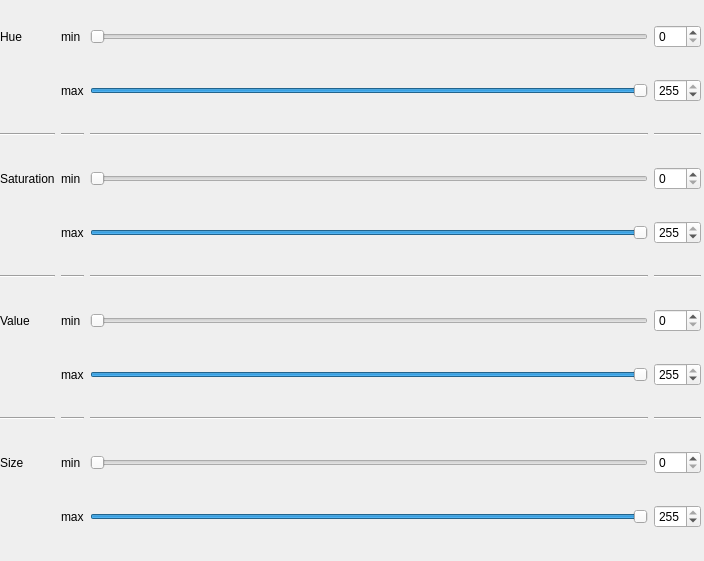
Before: the Qt Designer form gui/ui/object_params.ui in PML30robot/aips, drawn with Qt 5.
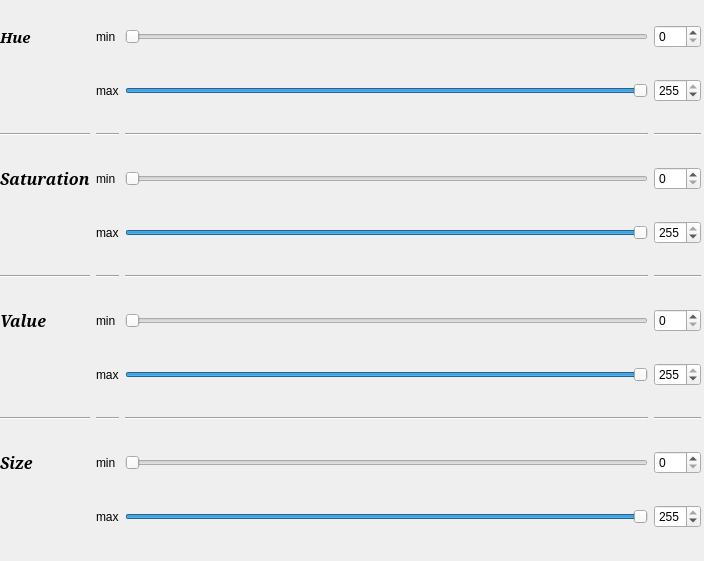
After: the same form once the commit is applied.

Commit message: add object parametrs

What changed in the file:
```diff
--- a/gui/ui/object_params.ui
+++ b/gui/ui/object_params.ui
@@ -23,8 +23,11 @@
     </rect>
    </property>
    <layout class="QGridLayout" name="gridLayout">
-    <item row="1" column="2">
+    <item row="1" column="3">
      <widget class="QSlider" name="max_hue">
+      <property name="cursor">
+       <cursorShape>SizeHorCursor</cursorShape>
+      </property>
       <property name="maximum">
        <number>255</number>
       </property>
@@ -38,13 +41,25 @@
     </item>
     <item row="3" column="0">
      <widget class="QLabel" name="label_10">
+      <property name="font">
+       <font>
+        <family>Serif</family>
+        <pointsize>12</pointsize>
+        <weight>75</weight>
+        <italic>true</italic>
+        <bold>true</bold>
+       </font>
+      </property>
       <property name="text">
        <string>Saturation</string>
       </property>
      </widget>
     </item>
-    <item row="3" column="2">
+    <item row="3" column="3">
      <widget class="QSlider" name="min_saturation">
+      <property name="cursor">
+       <cursorShape>SizeHorCursor</cursorShape>
+      </property>
       <property name="maximum">
        <number>255</number>
       </property>
@@ -53,8 +68,11 @@
       </property>
      </widget>
     </item>
-    <item row="4" column="2">
+    <item row="4" column="3">
      <widget class="QSlider" name="max_saturation">
+      <property name="cursor">
+       <cursorShape>SizeHorCursor</cursorShape>
+      </property>
       <property name="maximum">
        <number>255</number>
       </property>
@@ -66,8 +84,11 @@
       </property>
      </widget>
     </item>
-    <item row="7" column="2">
+    <item row="7" column="3">
      <widget class="QSlider" name="max_value">
+      <property name="cursor">
+       <cursorShape>SizeHorCursor</cursorShape>
+      </property>
       <property name="maximum">
        <number>255</number>
       </property>
@@ -93,8 +114,11 @@
       </property>
      </widget>
     </item>
-    <item row="6" column="2">
+    <item row="6" column="3">
      <widget class="QSlider" name="min_value">
+      <property name="cursor">
+       <cursorShape>SizeHorCursor</cursorShape>
+      </property>
       <property name="maximum">
        <number>255</number>
       </property>
@@ -113,8 +137,11 @@
       </property>
      </widget>
     </item>
-    <item row="10" column="2">
+    <item row="10" column="3">
      <widget class="QSlider" name="max_size">
+      <property name="cursor">
+       <cursorShape>SizeHorCursor</cursorShape>
+      </property>
       <property name="maximum">
        <number>255</number>
       </property>
@@ -126,8 +153,11 @@
       </property>
      </widget>
     </item>
-    <item row="9" column="2">
+    <item row="9" column="3">
      <widget class="QSlider" name="min_size">
+      <property name="cursor">
+       <cursorShape>SizeHorCursor</cursorShape>
+      </property>
       <property name="maximum">
        <number>255</number>
       </property>
@@ -138,6 +168,21 @@
     </item>
     <item row="0" column="0">
      <widget class="QLabel" name="label_9">
+      <property name="font">
+       <font>
+        <family>Serif</family>
+        <pointsize>11</pointsize>
+        <weight>75</weight>
+        <italic>true</italic>
+        <bold>true</bold>
+       </font>
+      </property>
+      <property name="cursor">
+       <cursorShape>ArrowCursor</cursorShape>
+      </property>
+      <property name="mouseTracking">
+       <bool>false</bool>
+      </property>
       <property name="text">
        <string>Hue</string>
       </property>
@@ -157,8 +202,27 @@
       </property>
      </widget>
     </item>
+    <item row="2" column="3">
+     <widget class="Line" name="line_9">
+      <property name="lineWidth">
+       <number>1</number>
+      </property>
+      <property name="orientation">
+       <enum>Qt::Horizontal</enum>
+      </property>
+     </widget>
+    </item>
     <item row="6" column="0">
      <widget class="QLabel" name="label_11">
+      <property name="font">
+       <font>
+        <family>Serif</family>
+        <pointsize>12</pointsize>
+        <weight>75</weight>
+        <italic>true</italic>
+        <bold>true</bold>
+       </font>
+      </property>
       <property name="text">
        <string>Value</string>
       </property>
@@ -166,13 +230,22 @@
     </item>
     <item row="9" column="0">
      <widget class="QLabel" name="label_12">
+      <property name="font">
+       <font>
+        <family>Serif</family>
+        <pointsize>12</pointsize>
+        <weight>75</weight>
+        <italic>true</italic>
+        <bold>true</bold>
+       </font>
+      </property>
       <property name="text">
        <string>Size</string>
       </property>
      </widget>
     </item>
-    <item row="2" column="2">
-     <widget class="Line" name="line_9">
+    <item row="2" column="5">
+     <widget class="Line" name="line_10">
       <property name="orientation">
        <enum>Qt::Horizontal</enum>
       </property>
@@ -185,29 +258,41 @@
       </property>
      </widget>
     </item>
-    <item row="0" column="3">
+    <item row="0" column="5">
      <widget class="QSpinBox" name="min_hue_small">
+      <property name="cursor">
+       <cursorShape>IBeamCursor</cursorShape>
+      </property>
       <property name="maximum">
        <number>255</number>
       </property>
      </widget>
     </item>
-    <item row="6" column="3">
+    <item row="6" column="5">
      <widget class="QSpinBox" name="min_value_small">
+      <property name="cursor">
+       <cursorShape>IBeamCursor</cursorShape>
+      </property>
       <property name="maximum">
        <number>255</number>
       </property>
      </widget>
     </item>
-    <item row="3" column="3">
+    <item row="3" column="5">
      <widget class="QSpinBox" name="min_saturation_small">
+      <property name="cursor">
+       <cursorShape>IBeamCursor</cursorShape>
+      </property>
       <property name="maximum">
        <number>255</number>
       </property>
      </widget>
     </item>
-    <item row="1" column="3">
+    <item row="1" column="5">
      <widget class="QSpinBox" name="max_hue_small">
+      <property name="cursor">
+       <cursorShape>IBeamCursor</cursorShape>
+      </property>
       <property name="maximum">
        <number>255</number>
       </property>
@@ -216,7 +301,7 @@
       </property>
      </widget>
     </item>
-    <item row="4" column="3">
+    <item row="4" column="5">
      <widget class="QSpinBox" name="max_saturation_small">
       <property name="maximum">
        <number>255</number>
@@ -226,8 +311,11 @@
       </property>
      </widget>
     </item>
-    <item row="7" column="3">
+    <item row="7" column="5">
      <widget class="QSpinBox" name="max_value_small">
+      <property name="cursor">
+       <cursorShape>IBeamCursor</cursorShape>
+      </property>
       <property name="maximum">
        <number>255</number>
       </property>
@@ -236,15 +324,21 @@
       </property>
      </widget>
     </item>
-    <item row="9" column="3">
+    <item row="9" column="5">
      <widget class="QSpinBox" name="min_size_small">
+      <property name="cursor">
+       <cursorShape>IBeamCursor</cursorShape>
+      </property>
       <property name="maximum">
        <number>255</number>
       </property>
      </widget>
     </item>
-    <item row="10" column="3">
+    <item row="10" column="5">
      <widget class="QSpinBox" name="max_size_small">
+      <property name="cursor">
+       <cursorShape>IBeamCursor</cursorShape>
+      </property>
       <property name="maximum">
        <number>255</number>
       </property>
@@ -302,20 +396,6 @@
       </property>
      </widget>
     </item>
-    <item row="5" column="2">
-     <widget class="Line" name="line_7">
-      <property name="orientation">
-       <enum>Qt::Horizontal</enum>
-      </property>
-     </widget>
-    </item>
-    <item row="8" column="2">
-     <widget class="Line" name="line_5">
-      <property name="orientation">
-       <enum>Qt::Horizontal</enum>
-      </property>
-     </widget>
-    </item>
     <item row="2" column="1">
      <widget class="Line" name="line_8">
       <property name="orientation">
@@ -323,29 +403,39 @@
       </property>
      </widget>
     </item>
-    <item row="2" column="3">
-     <widget class="Line" name="line_10">
-      <property name="orientation">
-       <enum>Qt::Horizontal</enum>
-      </property>
-     </widget>
-    </item>
     <item row="5" column="3">
-     <widget class="Line" name="line_11">
+     <widget class="Line" name="line_7">
       <property name="orientation">
        <enum>Qt::Horizontal</enum>
       </property>
      </widget>
     </item>
     <item row="8" column="3">
+     <widget class="Line" name="line_5">
+      <property name="orientation">
+       <enum>Qt::Horizontal</enum>
+      </property>
+     </widget>
+    </item>
+    <item row="5" column="5">
+     <widget class="Line" name="line_11">
+      <property name="orientation">
+       <enum>Qt::Horizontal</enum>
+      </property>
+     </widget>
+    </item>
+    <item row="8" column="5">
      <widget class="Line" name="line_12">
       <property name="orientation">
        <enum>Qt::Horizontal</enum>
       </property>
      </widget>
     </item>
-    <item row="0" column="2">
+    <item row="0" column="3">
      <widget class="QSlider" name="min_hue">
+      <property name="cursor">
+       <cursorShape>SizeHorCursor</cursorShape>
+      </property>
       <property name="maximum">
        <number>255</number>
       </property>
```
The commit also changes 6 other files.
